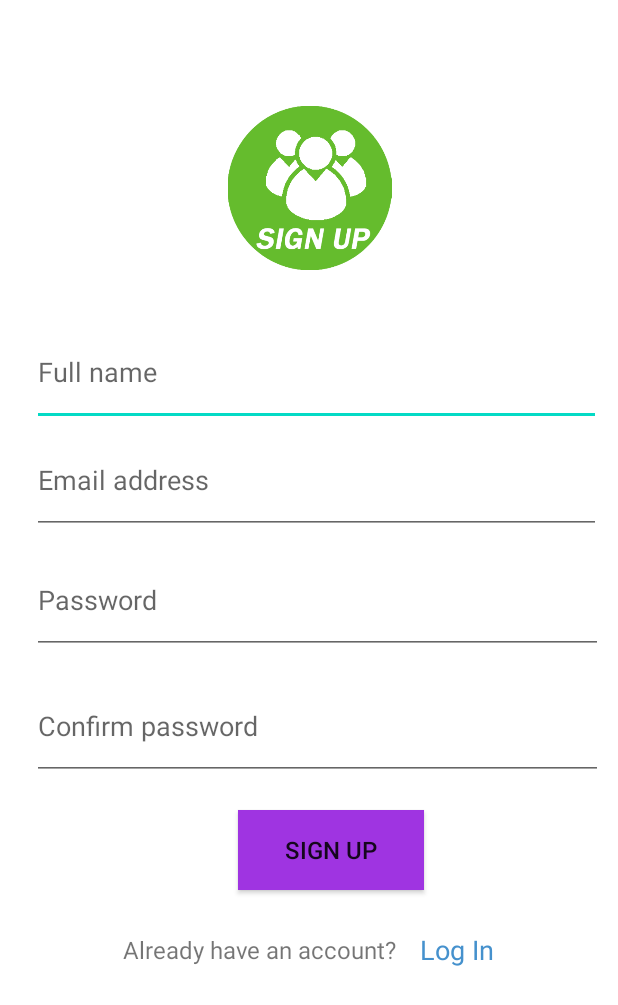
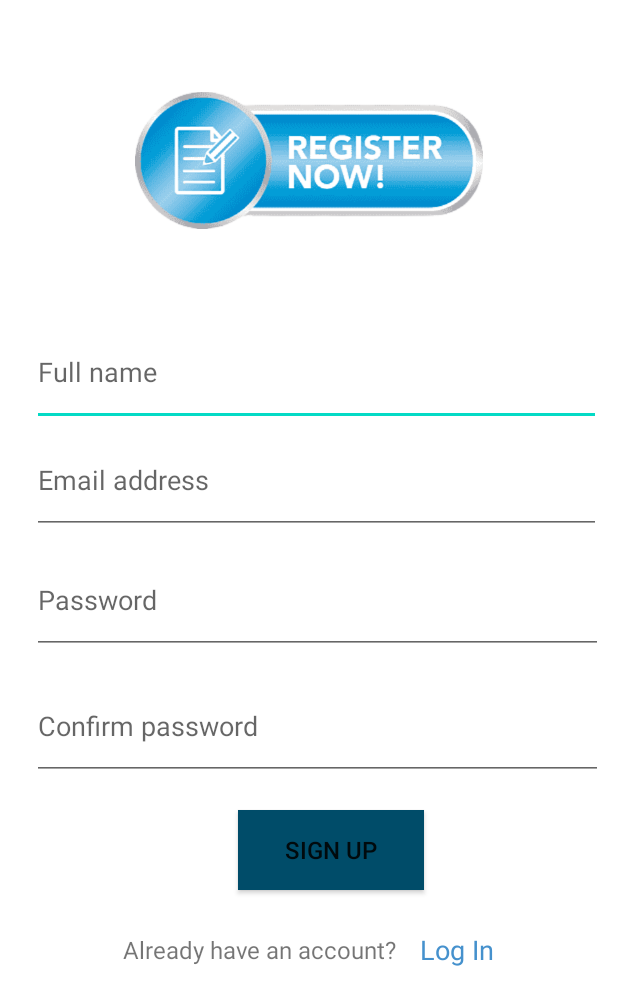
Before and after one commit to Nazira-Jesmin-Lina/DU_RONR, an Android app: the SignUp screen opened directly, with no data from a screen before it, on a phone screen of 412 x 824 dp. Shown: the top 1005 px of the screen. Run offline under Robolectric (Android 15) with nearby library versions, the phone set to English and light mode, and no system bars; our stand-ins replace Firebase (no records; nobody signed in at launch, a user with empty details on screens opened directly).

Commit message:
other page

```diff
--- a/app/src/main/res/layout/activity_sign_up.xml
+++ b/app/src/main/res/layout/activity_sign_up.xml
@@ -24,7 +24,7 @@
         android:layout_width="124dp"
         android:layout_height="53dp"
         android:layout_marginTop="540dp"
-        android:background="#9F34E1"
+        android:background="#004c69"
         android:gravity="center|center_horizontal"
         android:text="Sign Up"
         android:textSize="16sp"
@@ -122,14 +122,14 @@
 
     <ImageView
         android:id="@+id/imageView2"
-        android:layout_width="123dp"
-        android:layout_height="109dp"
+        android:layout_width="232dp"
+        android:layout_height="210dp"
         app:layout_constraintBottom_toTopOf="@+id/sup_name"
         app:layout_constraintEnd_toEndOf="parent"
         app:layout_constraintStart_toStartOf="parent"
         app:layout_constraintTop_toTopOf="parent"
-        app:layout_constraintVertical_bias="0.686"
-        app:srcCompat="@drawable/aaaa" />
+        app:layout_constraintVertical_bias="1.0"
+        app:srcCompat="@drawable/dddd" />
 
 
 </androidx.constraintlayout.widget.ConstraintLayout>
```
Also changed, not shown: app/src/main/res/layout/comment_sample.xml (+7 -5 lines), app/src/main/res/drawable/dddd.png (added), app/src/main/res/drawable/sss.png (added).
